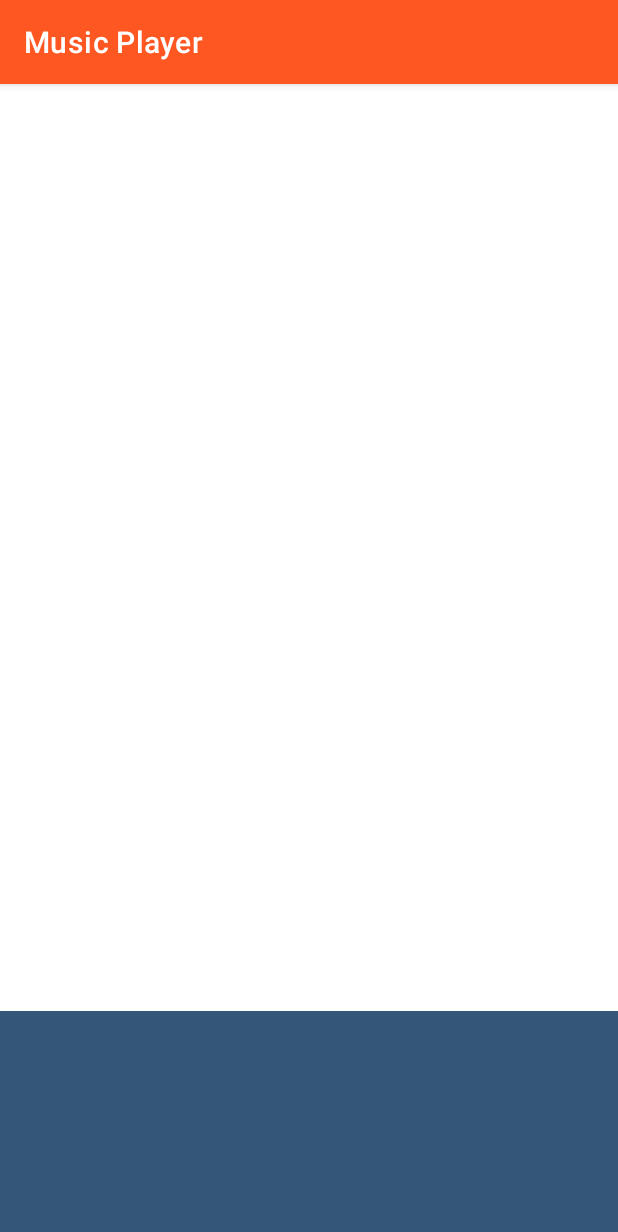
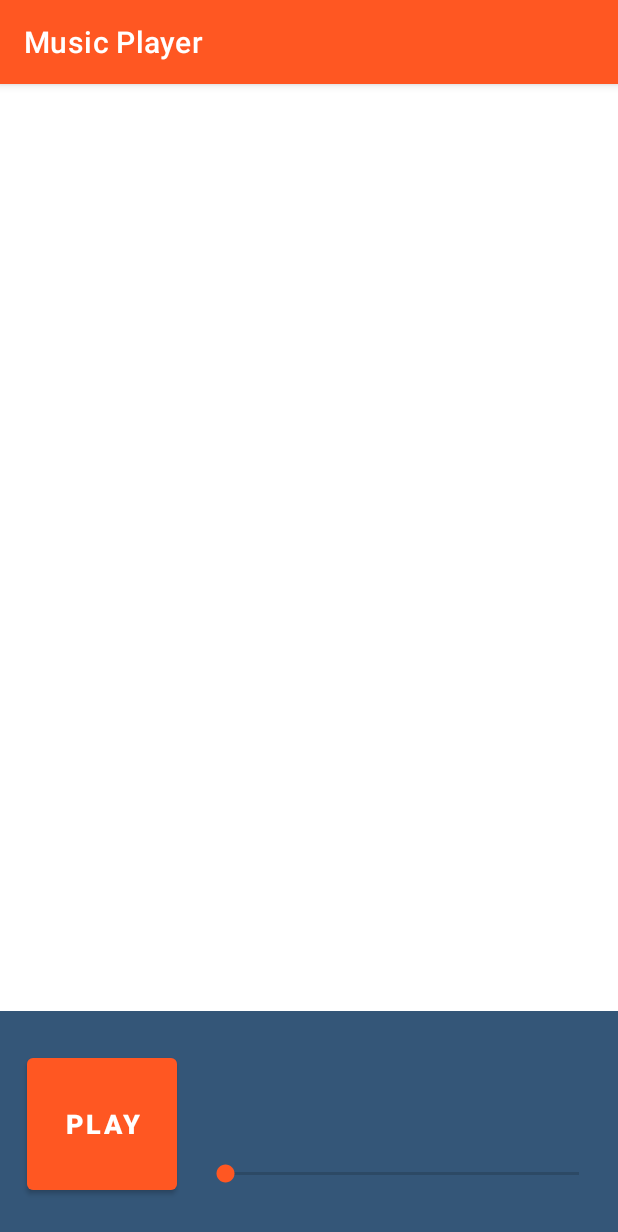
Before and after one commit to Bratin/Music-Player, an Android app: the screen it shows after launch (MainActivity), on a phone screen of 412 x 824 dp. Shown: the top 1232 px of the screen. Run offline under Robolectric (Android 15) with nearby library versions, the phone set to English and light mode, and no system bars; our stand-ins replace Dagger/Hilt's generated code.

Commit message:
music player view added

```diff
--- /dev/null
+++ b/app/src/main/java/com/bratin/musicplayer/presentation/views/MusicPlayerView.kt
@@ -0,0 +1,25 @@
+package com.bratin.musicplayer.presentation.views
+
+import android.content.Context
+import android.util.AttributeSet
+import android.view.LayoutInflater
+import androidx.constraintlayout.widget.ConstraintLayout
+import com.bratin.musicplayer.databinding.MusicPlayerViewBinding
+import com.bratin.musicplayer.domain.models.SongData
+
+/**
+ * Music Player View, shows music playing status
+ */
+class MusicPlayerView constructor(
+    context: Context,
+    attrs: AttributeSet? = null
+) : ConstraintLayout(context, attrs, 0) {
+
+    private val binding = MusicPlayerViewBinding.inflate(LayoutInflater.from(context), this, true)
+
+    fun setMusicData(data: SongData) {
+        binding.apply {
+
+        }
+    }
+}
--- a/app/src/main/res/layout/activity_main.xml
+++ b/app/src/main/res/layout/activity_main.xml
@@ -15,12 +15,12 @@
         app:layout_constraintStart_toStartOf="parent"
         app:layout_constraintTop_toTopOf="parent" />
 
-    <View
+    <com.bratin.musicplayer.presentation.views.MusicPlayerView
         android:layout_width="match_parent"
-        android:layout_height="150dp"
-        android:background="#345678"
+        android:layout_height="wrap_content"
         app:layout_constraintBottom_toBottomOf="parent"
         app:layout_constraintEnd_toEndOf="parent"
-        app:layout_constraintStart_toStartOf="parent"></View>
+        app:layout_constraintStart_toStartOf="parent">
+    </com.bratin.musicplayer.presentation.views.MusicPlayerView>
 
 </androidx.constraintlayout.widget.ConstraintLayout>
--- /dev/null
+++ b/app/src/main/res/layout/music_player_view.xml
@@ -0,0 +1,55 @@
+<?xml version="1.0" encoding="utf-8"?>
+<androidx.constraintlayout.widget.ConstraintLayout xmlns:android="http://schemas.android.com/apk/res/android"
+    xmlns:app="http://schemas.android.com/apk/res-auto"
+    xmlns:tools="http://schemas.android.com/tools"
+    android:layout_width="match_parent"
+    android:layout_height="150dp"
+    android:background="#345678"
+    android:padding="10dp"
+    app:layout_constraintBottom_toBottomOf="parent"
+    app:layout_constraintEnd_toEndOf="parent"
+    app:layout_constraintHorizontal_bias="1.0"
+    app:layout_constraintStart_toStartOf="parent">
+
+    <Button
+        android:id="@+id/btPlay"
+        android:layout_width="100dp"
+        android:layout_height="100dp"
+        android:layout_marginStart="8dp"
+        android:text="Play"
+        android:textSize="18sp"
+        android:textStyle="bold"
+        app:layout_constraintBottom_toBottomOf="parent"
+        app:layout_constraintStart_toStartOf="parent"
+        app:layout_constraintTop_toTopOf="parent" />
+
+    <TextView
+        android:id="@+id/tvTitle"
+        android:layout_width="wrap_content"
+        android:layout_height="wrap_content"
+        android:layout_marginStart="16dp"
+        android:textColor="@color/white"
+        android:textSize="16sp"
+        android:textStyle="bold"
+        app:layout_constraintStart_toEndOf="@id/btPlay"
+        app:layout_constraintTop_toTopOf="@id/btPlay"
+        tools:text="My sample song" />
+
+    <TextView
+        android:id="@+id/tvDuration"
+        android:layout_width="wrap_content"
+        android:layout_height="wrap_content"
+        android:layout_marginTop="4dp"
+        android:textColor="@color/primaryColor"
+        app:layout_constraintStart_toStartOf="@id/tvTitle"
+        app:layout_constraintTop_toBottomOf="@id/tvTitle"
+        tools:text="5:20" />
+
+    <SeekBar
+        android:layout_width="0dp"
+        android:layout_height="wrap_content"
+        android:layout_marginBottom="8dp"
+        app:layout_constraintBottom_toBottomOf="@id/btPlay"
+        app:layout_constraintEnd_toEndOf="parent"
+        app:layout_constraintStart_toStartOf="@id/tvTitle" />
+</androidx.constraintlayout.widget.ConstraintLayout>
--- a/app/src/main/res/values/themes.xml
+++ b/app/src/main/res/values/themes.xml
@@ -6,8 +6,8 @@
         <item name="colorPrimaryVariant">@color/primaryColorV</item>
         <item name="colorOnPrimary">@color/white</item>
         <!-- Secondary brand color. -->
-        <item name="colorSecondary">@color/teal_200</item>
-        <item name="colorSecondaryVariant">@color/teal_700</item>
+        <item name="colorSecondary">@color/primaryColor</item>
+        <item name="colorSecondaryVariant">@color/primaryColorV</item>
         <item name="colorOnSecondary">@color/black</item>
         <!-- Status bar color. -->
         <item name="android:statusBarColor" tools:targetApi="l">?attr/colorPrimaryVariant</item>
```
